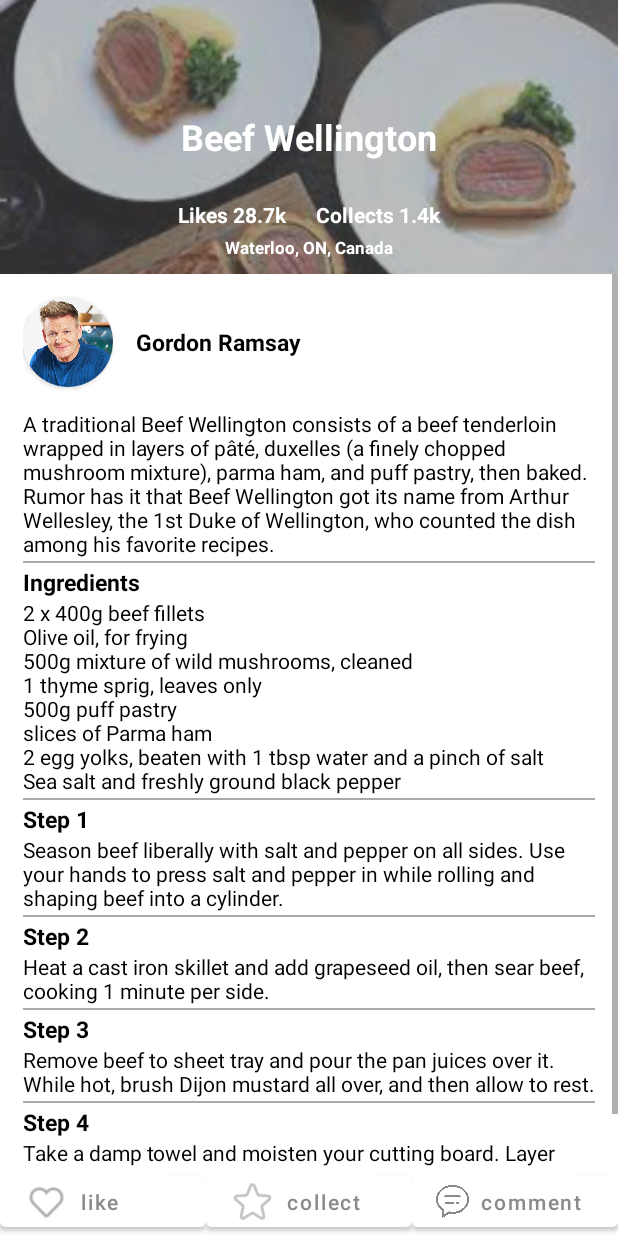
After one commit to AngelaTHan/cs446-project, an Android app: the layout activity_view.xml on its own in the app's theme, with its tools: preview values and no code run, on a phone screen of 412 x 824 dp. The commit adds this screen. Run offline under Robolectric (Android 15) with nearby library versions, the phone set to English and light mode, and no system bars.

Commit message:
view post ui

```diff
--- /dev/null
+++ b/app/src/main/res/layout/activity_view.xml
@@ -0,0 +1,321 @@
+<?xml version="1.0" encoding="utf-8"?>
+<androidx.constraintlayout.widget.ConstraintLayout xmlns:android="http://schemas.android.com/apk/res/android"
+    xmlns:app="http://schemas.android.com/apk/res-auto"
+    xmlns:tools="http://schemas.android.com/tools"
+    android:layout_width="match_parent"
+    android:layout_height="match_parent">
+
+    <LinearLayout
+        android:id="@+id/viewLayout"
+        android:layout_width="0dp"
+        android:layout_height="0dp"
+        android:gravity="center"
+        android:orientation="vertical"
+        app:layout_constraintBottom_toBottomOf="parent"
+        app:layout_constraintEnd_toEndOf="parent"
+        app:layout_constraintHorizontal_bias="0.0"
+        app:layout_constraintStart_toStartOf="parent"
+        app:layout_constraintTop_toTopOf="parent"
+        app:layout_constraintVertical_bias="0.0">
+
+        <FrameLayout
+            android:id="@+id/viewPostHeader"
+            android:layout_width="match_parent"
+            android:layout_height="0dp"
+            android:layout_gravity="center"
+            android:layout_weight="3"
+            android:orientation="vertical">
+
+            <ImageView
+                android:id="@+id/viewPostImage"
+                android:layout_width="fill_parent"
+                android:layout_height="fill_parent"
+                android:foreground="#6F696969"
+                android:foregroundTintMode="src_atop"
+                android:gravity="center"
+                android:scaleType="centerCrop"
+                app:srcCompat="@drawable/food" />
+
+            <TextView
+                android:id="@+id/viewPostTitle"
+                android:layout_width="wrap_content"
+                android:layout_height="wrap_content"
+                android:layout_gravity="center"
+                android:orientation="vertical"
+                android:text="Beef Wellington"
+                android:textColor="@android:color/white"
+                android:textSize="24sp"
+                android:textStyle="bold" />
+
+            <TextView
+                android:id="@+id/viewPostLikesAndCollects"
+                android:layout_width="wrap_content"
+                android:layout_height="wrap_content"
+                android:layout_gravity="bottom|center"
+                android:layout_marginBottom="30dp"
+                android:text="Likes 28.7k      Collects 1.4k"
+                android:textColor="@android:color/white"
+                android:textSize="14sp"
+                android:textStyle="bold" />
+
+            <TextView
+                android:id="@+id/viewPostLocation"
+                android:layout_width="wrap_content"
+                android:layout_height="wrap_content"
+                android:layout_gravity="bottom|center"
+                android:layout_marginBottom="10dp"
+                android:text="Waterloo, ON, Canada"
+                android:textColor="@android:color/white"
+                android:textSize="11sp"
+                android:textStyle="bold" />
+
+        </FrameLayout>
+
+        <ScrollView
+            android:layout_width="match_parent"
+            android:layout_height="0dp"
+            android:layout_weight="9.75">
+
+            <LinearLayout
+                android:id="@+id/viewPost"
+                android:layout_width="match_parent"
+                android:layout_height="match_parent"
+                android:layout_marginHorizontal="15dp"
+                android:orientation="vertical">
+
+                <FrameLayout
+                    android:id="@+id/viewPostAuthor"
+                    android:layout_width="match_parent"
+                    android:layout_height="90dp"
+                    android:orientation="horizontal">
+
+                    <androidx.cardview.widget.CardView
+                        android:id="@+id/viewPostAuthorProfile"
+                        android:layout_width="60dp"
+                        android:layout_height="60dp"
+                        android:layout_marginVertical="15dp"
+                        android:layout_weight="1"
+                        android:ellipsize="end"
+                        app:cardCornerRadius="250sp">
+
+                        <ImageView
+                            android:layout_width="match_parent"
+                            android:layout_height="match_parent"
+                            android:scaleType="centerCrop"
+                            app:srcCompat="@drawable/profile" />
+
+                    </androidx.cardview.widget.CardView>
+
+                    <TextView
+                        android:id="@+id/viewPostAuthorName"
+                        android:layout_width="wrap_content"
+                        android:layout_height="20dp"
+                        android:ellipsize="end"
+                        android:layout_gravity="left|center"
+                        android:layout_marginLeft="75dp"
+                        android:text="Gordon Ramsay"
+                        android:textColor="@android:color/black"
+                        android:textSize="15sp"
+                        android:textStyle="bold" />
+
+                </FrameLayout>
+
+                <TextView
+                    android:id="@+id/viewPostDescription"
+                    android:layout_width="match_parent"
+                    android:layout_height="wrap_content"
+                    android:orientation="vertical"
+                    android:text="A traditional Beef Wellington consists of a beef tenderloin wrapped in layers of pâté, duxelles (a finely chopped mushroom mixture), parma ham, and puff pastry, then baked. Rumor has it that Beef Wellington got its name from Arthur Wellesley, the 1st Duke of Wellington, who counted the dish among his favorite recipes."
+                    android:textSize="14sp"
+                    android:textColor="@android:color/black" />
+
+                <View
+                    android:layout_width="match_parent"
+                    android:layout_height="1dp"
+                    android:layout_marginVertical="2dp"
+                    android:background="@android:color/darker_gray"/>
+
+                <TextView
+                    android:id="@+id/viewPostIngredientHeader"
+                    android:layout_width="match_parent"
+                    android:layout_height="wrap_content"
+                    android:orientation="vertical"
+                    android:text="Ingredients"
+                    android:textSize="15sp"
+                    android:textColor="@android:color/black"
+                    android:textStyle="bold" />
+
+                <TextView
+                    android:id="@+id/viewPostIngredient"
+                    android:layout_width="match_parent"
+                    android:layout_height="wrap_content"
+                    android:orientation="vertical"
+                    android:text="2 x 400g beef fillets\nOlive oil, for frying\n500g mixture of wild mushrooms, cleaned\n1 thyme sprig, leaves only\n500g puff pastry\nslices of Parma ham\n2 egg yolks, beaten with 1 tbsp water and a pinch of salt\nSea salt and freshly ground black pepper"
+                    android:textSize="14sp"
+                    android:textColor="@android:color/black" />
+
+                <View
+                    android:layout_width="match_parent"
+                    android:layout_height="1dp"
+                    android:layout_marginVertical="2dp"
+                    android:background="@android:color/darker_gray"/>
+
+                <TextView
+                    android:id="@+id/viewPostStep1Header"
+                    android:layout_width="match_parent"
+                    android:layout_height="wrap_content"
+                    android:orientation="vertical"
+                    android:text="Step 1"
+                    android:textSize="15sp"
+                    android:textColor="@android:color/black"
+                    android:textStyle="bold" />
+
+                <TextView
+                    android:id="@+id/viewPostStep1"
+                    android:layout_width="match_parent"
+                    android:layout_height="wrap_content"
+                    android:orientation="vertical"
+                    android:text="Season beef liberally with salt and pepper on all sides. Use your hands to press salt and pepper in while rolling and shaping beef into a cylinder."
+                    android:textSize="14sp"
+                    android:textColor="@android:color/black" />
+
+                <View
+                    android:layout_width="match_parent"
+                    android:layout_height="1dp"
+                    android:layout_marginVertical="2dp"
+                    android:background="@android:color/darker_gray"/>
+
+                <TextView
+                    android:id="@+id/viewPostStep2Header"
+                    android:layout_width="match_parent"
+                    android:layout_height="wrap_content"
+                    android:orientation="vertical"
+                    android:text="Step 2"
+                    android:textSize="15sp"
+                    android:textColor="@android:color/black"
+                    android:textStyle="bold" />
+
+                <TextView
+                    android:id="@+id/viewPostStep2"
+                    android:layout_width="match_parent"
+                    android:layout_height="wrap_content"
+                    android:orientation="vertical"
+                    android:text="Heat a cast iron skillet and add grapeseed oil, then sear beef, cooking 1 minute per side."
+                    android:textSize="14sp"
+                    android:textColor="@android:color/black" />
+
+                <View
+                    android:layout_width="match_parent"
+                    android:layout_height="1dp"
+                    android:layout_marginVertical="2dp"
+                    android:background="@android:color/darker_gray"/>
+
+                <TextView
+                    android:id="@+id/viewPostStep3Header"
+                    android:layout_width="match_parent"
+                    android:layout_height="wrap_content"
+                    android:orientation="vertical"
+                    android:text="Step 3"
+                    android:textSize="15sp"
+                    android:textColor="@android:color/black"
+                    android:textStyle="bold" />
+
+                <TextView
+                    android:id="@+id/viewPostStep3"
+                    android:layout_width="match_parent"
+                    android:layout_height="wrap_content"
+                    android:orientation="vertical"
+                    android:text="Remove beef to sheet tray and pour the pan juices over it. While hot, brush Dijon mustard all over, and then allow to rest."
+                    android:textSize="14sp"
+                    android:textColor="@android:color/black" />
+
+                <View
+                    android:layout_width="match_parent"
+                    android:layout_height="1dp"
+                    android:layout_marginVertical="2dp"
+                    android:background="@android:color/darker_gray"/>
+
+                <TextView
+                    android:id="@+id/viewPostStep4Header"
+                    android:layout_width="match_parent"
+                    android:layout_height="wrap_content"
+                    android:orientation="vertical"
+                    android:text="Step 4"
+                    android:textSize="15sp"
+                    android:textColor="@android:color/black"
+                    android:textStyle="bold" />
+
+                <TextView
+                    android:id="@+id/viewPostStep4"
+                    android:layout_width="match_parent"
+                    android:layout_height="wrap_content"
+                    android:orientation="vertical"
+                    android:text="Take a damp towel and moisten your cutting board. Layer three pieces of plastic wrap overlapping each other on the board."
+                    android:textSize="14sp"
+                    android:textColor="@android:color/black" />
+
+                <View
+                    android:layout_width="match_parent"
+                    android:layout_height="1dp"
+                    android:layout_marginVertical="2dp"
+                    android:background="@android:color/darker_gray"/>
+
+            </LinearLayout>
+
+        </ScrollView>
+
+        <LinearLayout
+            android:id="@+id/navBar"
+            android:layout_width="match_parent"
+            android:layout_height="0dp"
+            android:layout_weight="0.75"
+            android:gravity="center_vertical"
+            android:orientation="horizontal">
+
+            <Button
+                android:id="@+id/like"
+                android:layout_width="0dp"
+                android:layout_height="match_parent"
+                android:gravity="left|center_vertical"
+                android:layout_weight="1"
+                android:text="like"
+                android:textColor="@color/grey_500"
+                android:textSize="14sp"
+                app:icon="@drawable/like"
+                app:iconTint="@color/grey_500"
+                android:textAllCaps="false"
+                app:iconSize="30dp"/>
+
+            <Button
+                android:id="@+id/collect"
+                android:layout_width="0dp"
+                android:layout_height="match_parent"
+                android:layout_weight="1"
+                android:gravity="left|center_vertical"
+                android:text="collect"
+                android:textColor="@color/grey_500"
+                android:textSize="14sp"
+                app:icon="@drawable/collect"
+                app:iconTint="@color/grey_500"
+                android:textAllCaps="false"
+                app:iconSize="30dp"/>
+
+            <Button
+                android:id="@+id/comment"
+                android:layout_width="0dp"
+                android:layout_height="match_parent"
+                android:layout_weight="1"
+                android:gravity="left|center_vertical"
+                android:text="comment"
+                android:textColor="@color/grey_500"
+                android:textSize="14sp"
+                app:icon="@drawable/comment"
+                app:iconTint="@color/grey_500"
+                android:textAllCaps="false"
+                app:iconSize="22dp"/>
+
+        </LinearLayout>
+
+    </LinearLayout>
+
+</androidx.constraintlayout.widget.ConstraintLayout>
--- a/app/src/main/res/values/colors.xml
+++ b/app/src/main/res/values/colors.xml
@@ -7,4 +7,6 @@
     <color name="teal_700">#FF018786</color>
     <color name="black">#FF000000</color>
     <color name="white">#FFFFFFFF</color>
+    <color name="grey_200">#258A8A8A</color>
+    <color name="grey_500">#8A8A8A</color>
 </resources>
--- a/app/src/main/res/values/themes.xml
+++ b/app/src/main/res/values/themes.xml
@@ -2,8 +2,8 @@
     <!-- Base application theme. -->
     <style name="Theme.MyApplication" parent="Theme.MaterialComponents.DayNight.DarkActionBar">
         <!-- Primary brand color. -->
-        <item name="colorPrimary">@color/purple_500</item>
-        <item name="colorPrimaryVariant">@color/purple_700</item>
+        <item name="colorPrimary">@color/white</item>
+        <item name="colorPrimaryVariant">@color/white</item>
         <item name="colorOnPrimary">@color/white</item>
         <!-- Secondary brand color. -->
         <item name="colorSecondary">@color/teal_200</item>
--- a/build.gradle
+++ b/build.gradle
@@ -10,8 +10,8 @@ buildscript {
 }
 
 plugins {
-    id 'com.android.application' version '7.1.1' apply false
-    id 'com.android.library' version '7.1.1' apply false
+    id 'com.android.application' version '7.1.2' apply false
+    id 'com.android.library' version '7.1.2' apply false
 }
 
 
```
Also changed, not shown: app/src/main/res/drawable/collect.png (added), app/src/main/res/drawable/collect_solid.png (added), app/src/main/res/drawable/comment.png (added), app/src/main/res/drawable/food.png (added), app/src/main/res/drawable/like.png (added), app/src/main/res/drawable/like_solid.png (added), app/src/main/res/drawable/profile.png (added).
